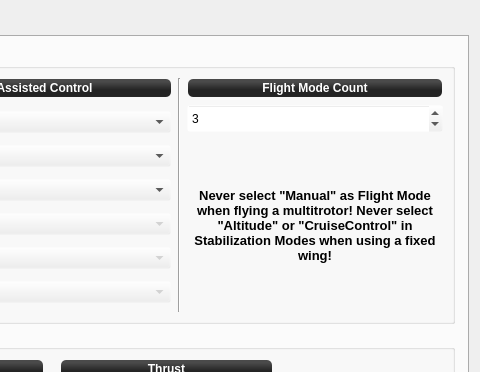
Old version of the form ground/gcs/src/plugins/config/input.ui in the repository librepilot/LibrePilot; both pictures show x 770 to 1250 and y 0 to 372 of the 1250 by 755 pixel window.
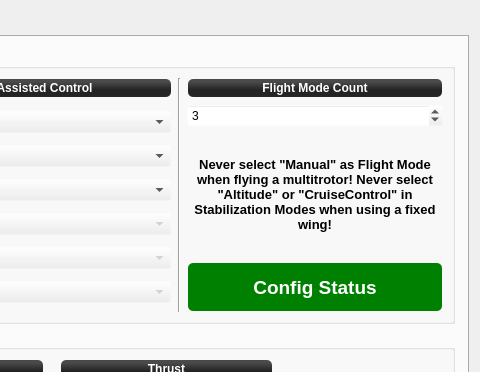
New version of the form. The open tabs and pages were chosen to show the change. Icons and pictures are not drawn.

Commit message: LP-232 Display Flight Mode alarm into Flight mode tab

Diff of the .ui file:
```diff
--- a/ground/gcs/src/plugins/config/input.ui
+++ b/ground/gcs/src/plugins/config/input.ui
@@ -1154,7 +1154,76 @@
               <property name="horizontalSpacing">
                <number>6</number>
               </property>
-              <item row="1" column="0" rowspan="2">
+              <item row="3" column="12">
+               <widget class="QLabel" name="configAlarmStatus">
+                <property name="sizePolicy">
+                 <sizepolicy hsizetype="Ignored" vsizetype="MinimumExpanding">
+                  <horstretch>0</horstretch>
+                  <verstretch>0</verstretch>
+                 </sizepolicy>
+                </property>
+                <property name="minimumSize">
+                 <size>
+                  <width>0</width>
+                  <height>50</height>
+                 </size>
+                </property>
+                <property name="maximumSize">
+                 <size>
+                  <width>16777215</width>
+                  <height>50</height>
+                 </size>
+                </property>
+                <property name="font">
+                 <font>
+                  <pointsize>14</pointsize>
+                  <weight>75</weight>
+                  <italic>false</italic>
+                  <bold>true</bold>
+                 </font>
+                </property>
+                <property name="styleSheet">
+                 <string notr="true">background-color: green;
+color: rgb(255, 255, 255);
+border-radius: 5;
+margin:1px;
+font:bold;</string>
+                </property>
+                <property name="text">
+                 <string>Config Status</string>
+                </property>
+                <property name="alignment">
+                 <set>Qt::AlignCenter</set>
+                </property>
+               </widget>
+              </item>
+              <item row="2" column="12">
+               <widget class="QLabel" name="label_15">
+                <property name="sizePolicy">
+                 <sizepolicy hsizetype="Ignored" vsizetype="MinimumExpanding">
+                  <horstretch>0</horstretch>
+                  <verstretch>0</verstretch>
+                 </sizepolicy>
+                </property>
+                <property name="font">
+                 <font>
+                  <pointsize>10</pointsize>
+                  <weight>75</weight>
+                  <bold>true</bold>
+                 </font>
+                </property>
+                <property name="text">
+                 <string>&lt;html&gt;&lt;head/&gt;&lt;body&gt;&lt;p&gt;Never select &amp;quot;Manual&amp;quot; as Flight Mode when flying a multitrotor! Never select &amp;quot;Altitude&amp;quot; or &amp;quot;CruiseControl&amp;quot; in Stabilization Modes when using a fixed wing!&lt;/p&gt;&lt;/body&gt;&lt;/html&gt;</string>
+                </property>
+                <property name="alignment">
+                 <set>Qt::AlignCenter</set>
+                </property>
+                <property name="wordWrap">
+                 <bool>true</bool>
+                </property>
+               </widget>
+              </item>
+              <item row="1" column="0" rowspan="3">
                <widget class="QFrame" name="frame">
                 <property name="minimumSize">
                  <size>
@@ -1392,7 +1461,7 @@
                 </layout>
                </widget>
               </item>
-              <item row="1" column="2" rowspan="2">
+              <item row="1" column="2" rowspan="3">
                <widget class="QFrame" name="frame1">
                 <property name="minimumSize">
                  <size>
@@ -1503,7 +1572,7 @@
                 </layout>
                </widget>
               </item>
-              <item row="1" column="6" rowspan="2">
+              <item row="1" column="6" rowspan="3">
                <widget class="QFrame" name="frame_8">
                 <property name="minimumSize">
                  <size>
@@ -1785,32 +1854,6 @@
                 </property>
                </widget>
               </item>
-              <item row="2" column="12">
-               <widget class="QLabel" name="label_15">
-                <property name="sizePolicy">
-                 <sizepolicy hsizetype="Ignored" vsizetype="Preferred">
-                  <horstretch>0</horstretch>
-                  <verstretch>0</verstretch>
-                 </sizepolicy>
-                </property>
-                <property name="font">
-                 <font>
-                  <pointsize>10</pointsize>
-                  <weight>75</weight>
-                  <bold>true</bold>
-                 </font>
-                </property>
-                <property name="text">
-                 <string>&lt;html&gt;&lt;head/&gt;&lt;body&gt;&lt;p&gt;Never select &amp;quot;Manual&amp;quot; as Flight Mode when flying a multitrotor! Never select &amp;quot;Altitude&amp;quot; or &amp;quot;CruiseControl&amp;quot; in Stabilization Modes when using a fixed wing!&lt;/p&gt;&lt;/body&gt;&lt;/html&gt;</string>
-                </property>
-                <property name="alignment">
-                 <set>Qt::AlignCenter</set>
-                </property>
-                <property name="wordWrap">
-                 <bool>true</bool>
-                </property>
-               </widget>
-              </item>
               <item row="1" column="3">
                <spacer name="horizontalSpacer_6">
                 <property name="orientation">
@@ -1859,7 +1902,7 @@
                 </property>
                </spacer>
               </item>
-              <item row="0" column="10" rowspan="3">
+              <item row="0" column="10" rowspan="4">
                <widget class="Line" name="line">
                 <property name="orientation">
                  <enum>Qt::Vertical</enum>
@@ -1921,7 +1964,7 @@
                 </property>
                </widget>
               </item>
-              <item row="1" column="8" rowspan="2">
+              <item row="1" column="8" rowspan="3">
                <widget class="QFrame" name="frame_4">
                 <property name="minimumSize">
                  <size>
```
The commit also changes 2 other files.
